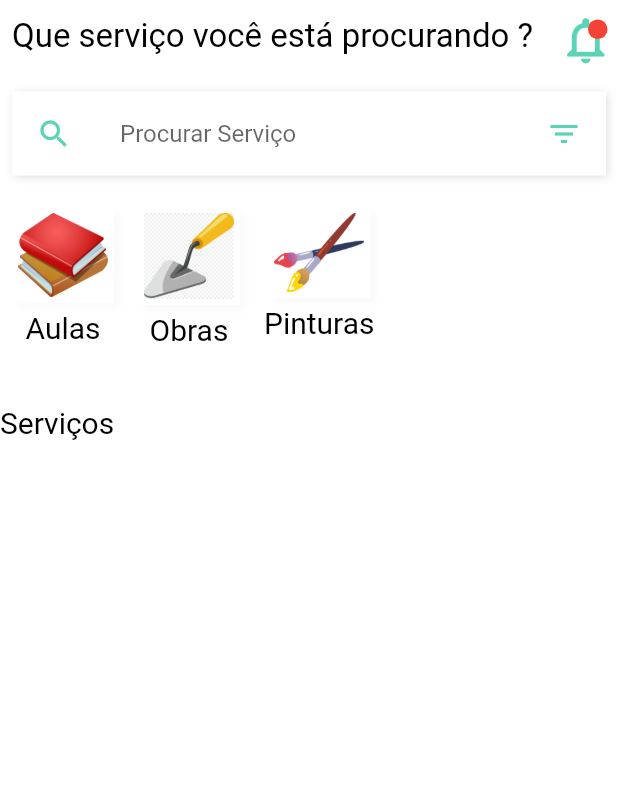
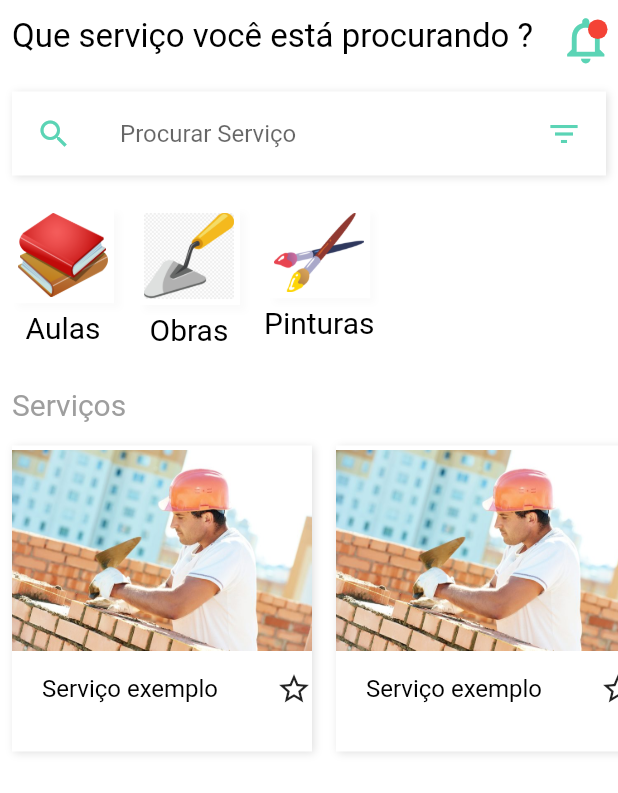
Before and after one commit to MatteiRc/EmFormalApp_versao2, a Flutter app: the screen it shows after launch, on a phone screen of 412 x 824 dp. Shown: the top 793 px of the screen. Run offline on Flutter 3.47's test engine with Material 2 defaults, Android fonts, the phone set to English and light mode, and no system bars; our stand-ins replace flutter_rating_bar.

Commit message:
terceira versao

```diff
--- a/lib/scr/telas/home.dart
+++ b/lib/scr/telas/home.dart
@@ -3,6 +3,7 @@ import 'package:flutter_app/scr/cores.dart';
 import 'package:flutter_app/scr/modelos/categoria.dart';
 import 'package:flutter_app/scr/widgets/categorias.dart';
 import 'package:flutter_app/scr/widgets/titulo.dart';
+import 'package:flutter_rating_bar/flutter_rating_bar.dart';
 
 class Home extends StatefulWidget {
   @override
@@ -78,10 +79,50 @@ class _HomeState extends State<Home> {
               height: 5,
             ),
             Categorias(),
-            SizedBox(
-              height: 20,
+            Padding(
+              padding: const EdgeInsets.all(8.0),
+              child: Titulo(text: "Serviços", size: 20, color: grey,),
             ),
-            Titulo(text: "Serviços", size: 20,)
+            Container(
+              height: 220,
+              child: ListView.builder(
+                  scrollDirection: Axis.horizontal,
+                  itemCount: 2,
+                  itemBuilder: (_, index){
+                return Padding(padding: EdgeInsets.all(8),
+                child: Container(
+                height: 220,
+                width: 200,
+                    decoration: BoxDecoration(color: white, boxShadow: [
+                    BoxShadow(
+                    color: grey[300], offset: Offset(1, 1), blurRadius: 4)
+                    ]),
+                    child: Column(
+                    children: <Widget>[
+                    Stack(
+                      children: [
+                        Image.asset("imagens/1.jpg", height: 140,),
+                        Row(
+                          mainAxisAlignment: MainAxisAlignment.spaceBetween,
+                          children: <Widget>[
+                            Padding(
+                              padding: const EdgeInsets.only(left: 20, top: 150),
+                              child: Titulo(text: "Serviço exemplo",),
+                            ),
+                            Padding(
+                              padding: const EdgeInsets.only(left: 20, top: 150),
+                              child: Icon(Icons.star_border),
+                            ),
+                          ],
+                        )
+                      ],
+                    ),
+
+                    ],
+                    ),
+                    )
+                );}),
+            )
 
           ],
         ),
--- a/pubspec.yaml
+++ b/pubspec.yaml
@@ -23,6 +23,7 @@ environment:
 dependencies:
   flutter:
     sdk: flutter
+  flutter_rating_bar: ^3.0.1+1
 
 
   # The following adds the Cupertino Icons font to your application.
```
Also changed, not shown: pubspec.lock.
